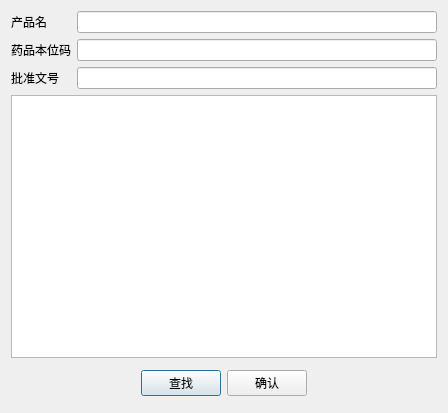
The window that medicine_selecter.ui (owlsome2501/medicines_dbs) describes before a commit, drawn with Qt 5.
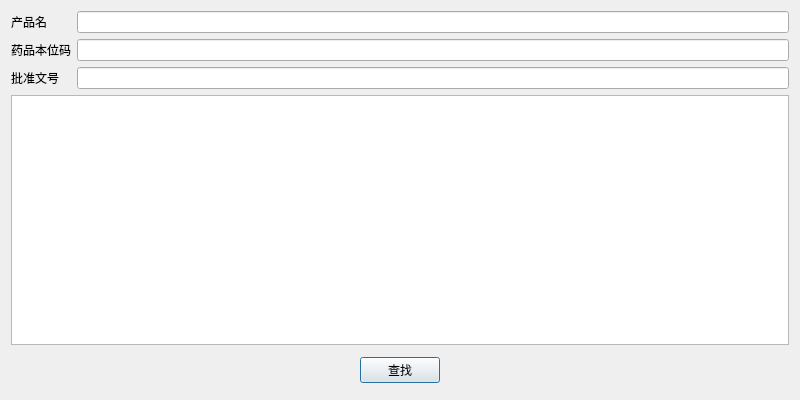
The same window after the commit.

What changed in the file:
```diff
--- a/medicine_selecter.ui
+++ b/medicine_selecter.ui
@@ -6,8 +6,8 @@
    <rect>
     <x>0</x>
     <y>0</y>
-    <width>448</width>
-    <height>413</height>
+    <width>800</width>
+    <height>400</height>
    </rect>
   </property>
   <property name="windowTitle">
@@ -49,7 +49,7 @@
     </layout>
    </item>
    <item>
-    <widget class="QListView" name="results">
+    <widget class="QTableView" name="results">
      <property name="frameShadow">
       <enum>QFrame::Plain</enum>
      </property>
@@ -83,13 +83,6 @@
        </property>
       </widget>
      </item>
-     <item>
-      <widget class="QPushButton" name="ok">
-       <property name="text">
-        <string>确认</string>
-       </property>
-      </widget>
-     </item>
      <item>
       <spacer name="horizontalSpacer_2">
        <property name="orientation">
```
Left out of the diff: 9 changed lines with no effect on the pictures.
